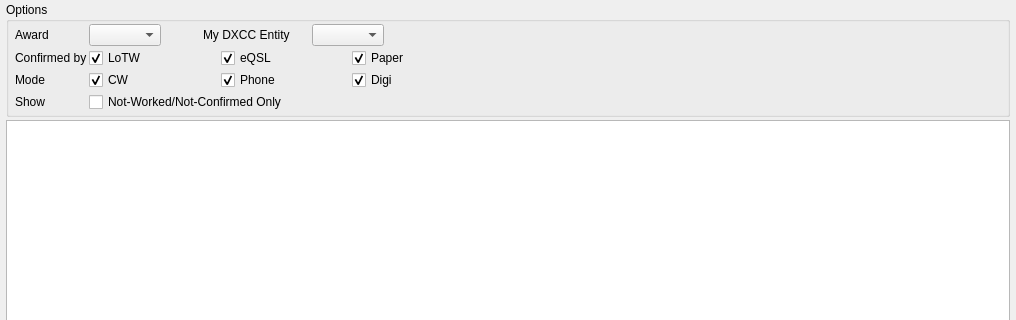
aa5sh/QLog, file ui/AwardsDialog.ui: the form before one commit; both pictures show x 0 to 1016 and y 0 to 320 of the 1016 by 702 pixel window.
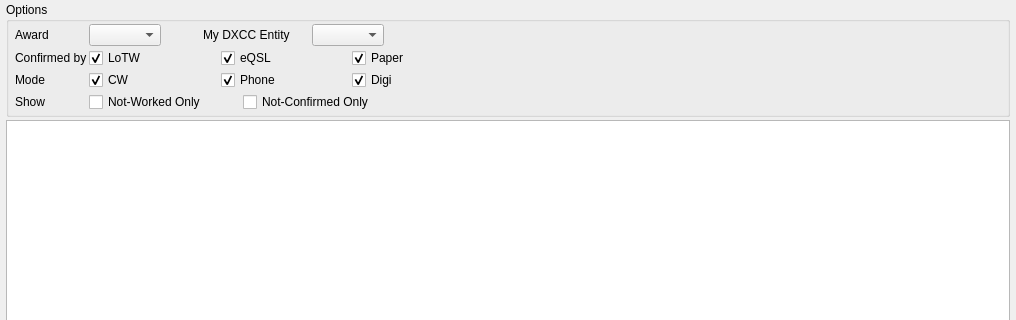
The form after the commit.

Commit message:
Add separate Not-Worked and Not-Confirmed filters
Split the previous Not-Worked/Not-Confirmed Only checkbox into two distinct checkboxes in the AwardsDialog UI. Updated SQL query logic to support independent filtering for Not-Worked and Not-Confirmed entities, and connected the new checkbox to refresh the table on state change.

Diff of the .ui file:
```diff
--- a/ui/AwardsDialog.ui
+++ b/ui/AwardsDialog.ui
@@ -218,14 +218,25 @@
         </item>
        </layout>
       </item>
-      <item row="3" column="1">
-       <widget class="QCheckBox" name="notWorkedCheckBox">
-        <property name="text">
-         <string>Not-Worked/Not-Confirmed Only</string>
-        </property>
-       </widget>
+      <item row="4" column="1">
+       <layout class="QHBoxLayout" name="horizontalLayout_4" stretch="1,5">
+        <item>
+         <widget class="QCheckBox" name="notWorkedCheckBox">
+          <property name="text">
+           <string>Not-Worked Only</string>
+          </property>
+         </widget>
+        </item>
+        <item>
+         <widget class="QCheckBox" name="notConfirmedCheckBox">
+          <property name="text">
+           <string>Not-Confirmed Only</string>
+          </property>
+         </widget>
+        </item>
+       </layout>
       </item>
-      <item row="3" column="0">
+      <item row="4" column="0">
        <widget class="QLabel" name="notWorkedLabel">
         <property name="text">
          <string>Show</string>
```
Left out of the diff: 16 changed lines with no effect on the pictures. The commit also changes 1 other file.
